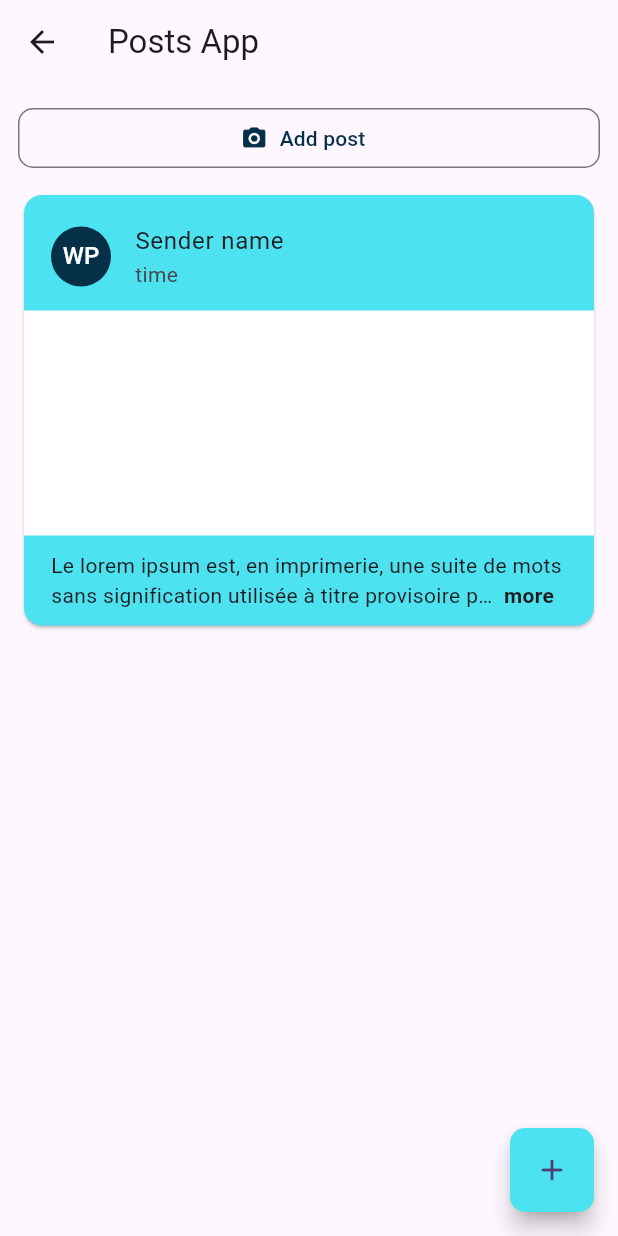
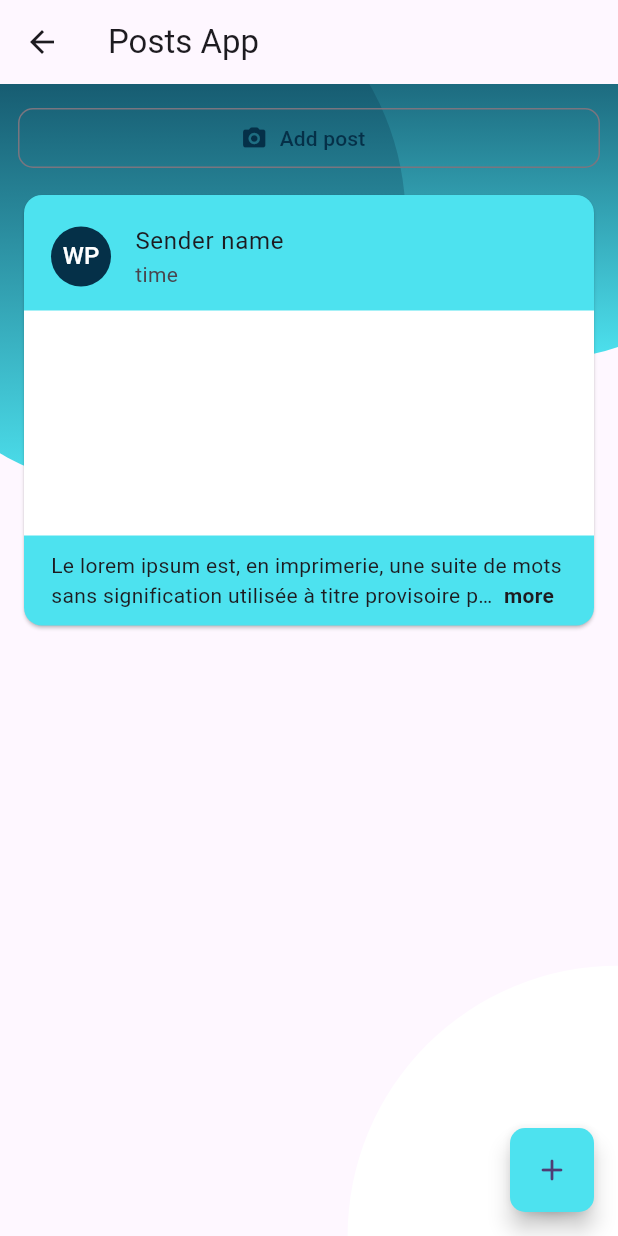
Before and after one commit to maniangdoz/exo_post, a Flutter app: the PostScreen screen opened directly, on a phone screen of 412 x 824 dp. Run offline on Flutter 3.47's test engine with Material 2 defaults, Android fonts, the phone set to English and light mode, and no system bars; drawn by our look-alikes of readmore; our stand-ins replace bloc, equatable, flutter_animate, flutter_bloc, get_it, go_router and 2 more; accounts and stored records are empty.

Commit message:
update design post

```diff
--- a/lib/features/post/presentation/pages/post_screen.dart
+++ b/lib/features/post/presentation/pages/post_screen.dart
@@ -1,4 +1,5 @@
 import 'package:exo_post/common/router.dart';
+import 'package:exo_post/common/utils/app_utils.dart';
 import 'package:flutter/material.dart';
 import 'package:go_router/go_router.dart';
 
@@ -16,7 +17,11 @@ class PostScreen extends StatelessWidget {
       appBar: AppBar(
         title: const Text('Posts App'),
       ),
-      body: ListView(
+      body: Stack(children: <Widget>[
+        AppUtils.firstPosition(context),
+        AppUtils.secondPosition(context, ""),
+        AppUtils.thirdPosition(context),
+        ListView(
           padding: const EdgeInsets.all(12),
           children: const [
             PostButton(),
@@ -26,6 +31,7 @@ class PostScreen extends StatelessWidget {
             PostCard(),
           ],
         ),
+      ]),
       floatingActionButton: ExpandableFab(
         distance: 80,
         children: [
```
Lines whose indentation alone changed are shown as unchanged.
